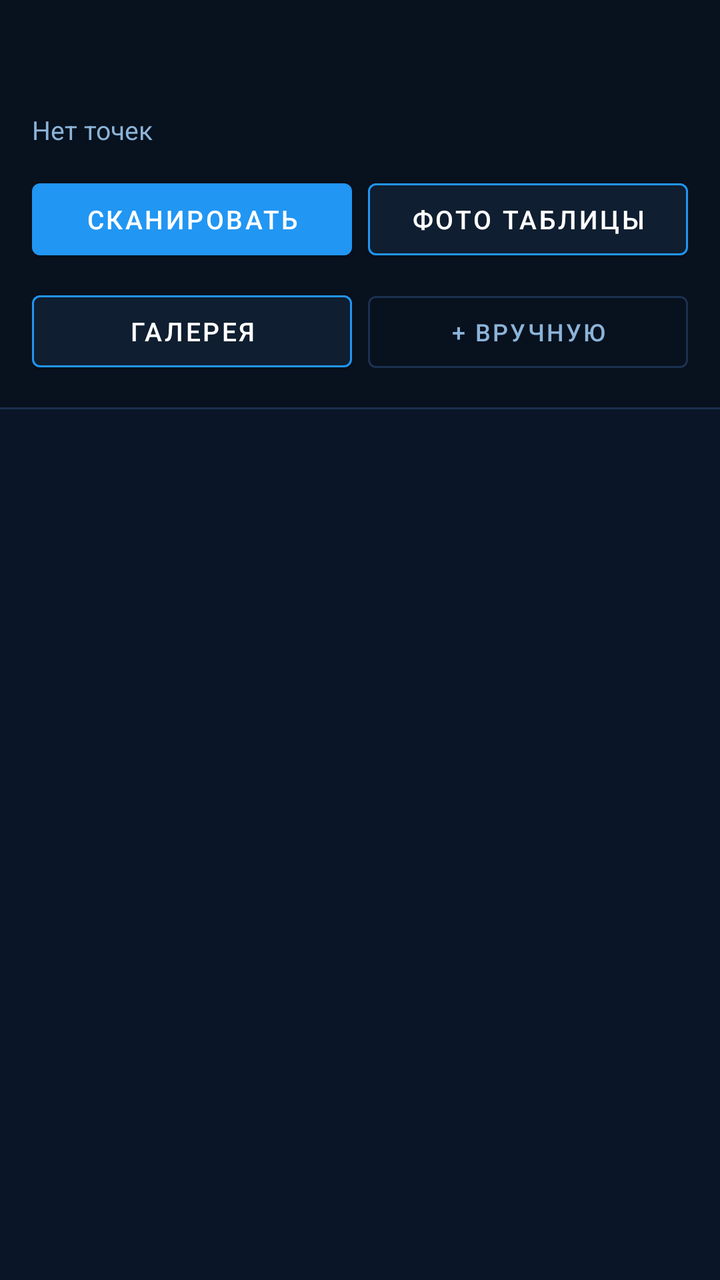
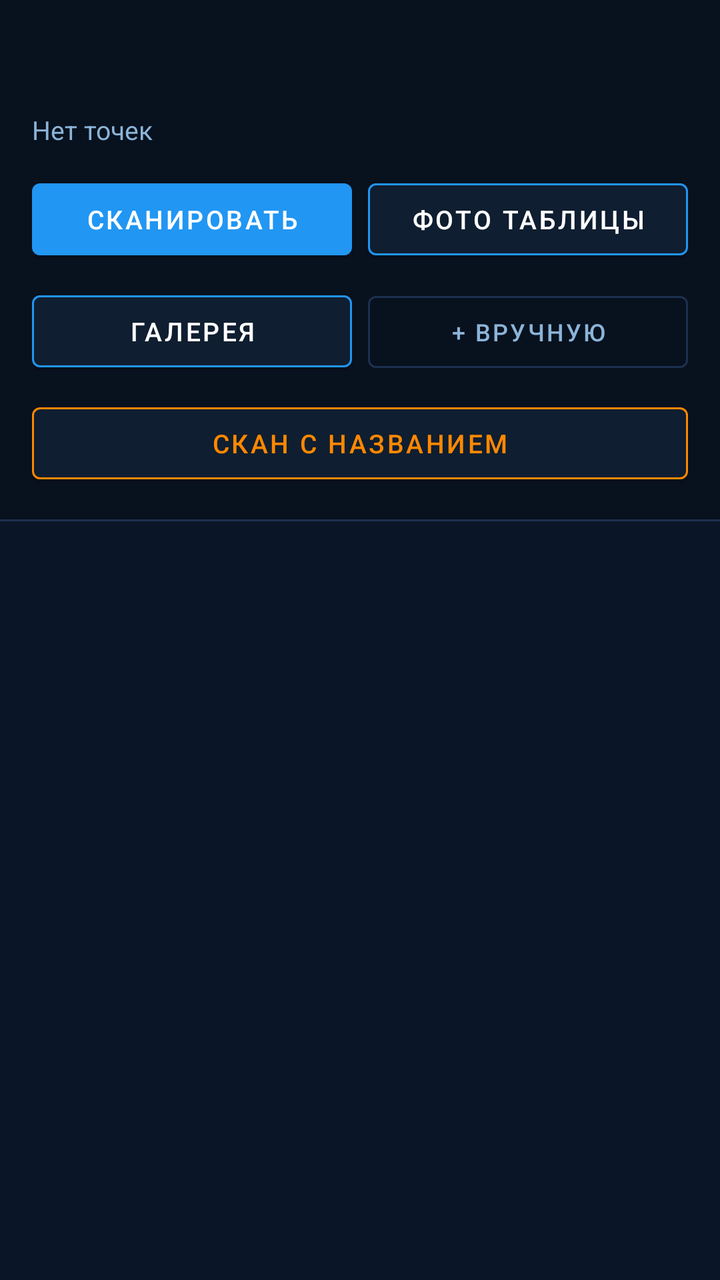

An Android layout rendered at two revisions. The XML below is the earlier revision; the diff shows what the commit changed to produce the second picture.
<!-- AndroidManifest.xml: application theme Theme.CoordScanner -->
<!-- res/layout/activity_main.xml -->
<?xml version="1.0" encoding="utf-8"?>
<androidx.coordinatorlayout.widget.CoordinatorLayout
    xmlns:android="http://schemas.android.com/apk/res/android"
    xmlns:app="http://schemas.android.com/apk/res-auto"
    android:layout_width="match_parent"
    android:layout_height="match_parent"
    android:background="@color/navy_bg">

    <com.google.android.material.appbar.AppBarLayout
        android:layout_width="match_parent"
        android:layout_height="wrap_content"
        android:background="@color/navy_deep"
        app:elevation="0dp">

        <androidx.appcompat.widget.Toolbar
            android:id="@+id/toolbar"
            android:layout_width="match_parent"
            android:layout_height="?attr/actionBarSize"
            android:background="@color/navy_deep"
            app:titleTextColor="@color/white"
            app:subtitleTextColor="@color/text_secondary" />

        
        <LinearLayout
            android:layout_width="match_parent"
            android:layout_height="wrap_content"
            android:orientation="vertical"
            android:paddingHorizontal="16dp"
            android:paddingBottom="14dp">

            <TextView
                android:id="@+id/tvPointCount"
                android:layout_width="match_parent"
                android:layout_height="wrap_content"
                android:text="Нет точек"
                android:textColor="@color/text_secondary"
                android:textSize="13sp"
                android:layout_marginBottom="12dp" />

            <LinearLayout
                android:layout_width="match_parent"
                android:layout_height="wrap_content"
                android:orientation="horizontal"
                android:layout_marginBottom="8dp">

                <com.google.android.material.button.MaterialButton
                    android:id="@+id/btnScan"
                    android:layout_width="0dp"
                    android:layout_height="48dp"
                    android:layout_weight="1"
                    android:layout_marginEnd="8dp"
                    android:text="Сканировать"
                    android:textSize="13sp"
                    android:fontFamily="sans-serif-medium"
                    app:backgroundTint="@color/primary"
                    app:iconTint="@color/white" />

                <com.google.android.material.button.MaterialButton
                    android:id="@+id/btnPhotoBatch"
                    android:layout_width="0dp"
                    android:layout_height="48dp"
                    android:layout_weight="1"
                    android:text="Фото таблицы"
                    android:textSize="13sp"
                    android:fontFamily="sans-serif-medium"
                    app:backgroundTint="@color/navy_surface"
                    app:strokeColor="@color/primary"
                    app:strokeWidth="1dp" />
            </LinearLayout>

            <LinearLayout
                android:layout_width="match_parent"
                android:layout_height="wrap_content"
                android:orientation="horizontal">

                <com.google.android.material.button.MaterialButton
                    android:id="@+id/btnGallery"
                    android:layout_width="0dp"
                    android:layout_height="48dp"
                    android:layout_weight="1"
                    android:layout_marginEnd="8dp"
                    android:text="Галерея"
                    android:textSize="13sp"
                    android:fontFamily="sans-serif-medium"
                    app:backgroundTint="@color/navy_surface"
                    app:strokeColor="@color/primary"
                    app:strokeWidth="1dp" />

                <com.google.android.material.button.MaterialButton
                    android:id="@+id/fab"
                    style="@style/Widget.MaterialComponents.Button.OutlinedButton"
                    android:layout_width="0dp"
                    android:layout_height="48dp"
                    android:layout_weight="1"
                    android:text="+ Вручную"
                    android:textColor="@color/text_secondary"
                    android:textSize="12sp"
                    app:strokeColor="@color/navy_stroke" />
            </LinearLayout>
        </LinearLayout>

        
        <View
            android:layout_width="match_parent"
            android:layout_height="1dp"
            android:background="@color/navy_stroke" />

    </com.google.android.material.appbar.AppBarLayout>

    
    <LinearLayout
        android:layout_width="match_parent"
        android:layout_height="match_parent"
        android:orientation="vertical"
        app:layout_behavior="@string/appbar_scrolling_view_behavior">

        <FrameLayout
            android:layout_width="match_parent"
            android:layout_height="match_parent">

            <androidx.recyclerview.widget.RecyclerView
                android:id="@+id/recyclerView"
                android:layout_width="match_parent"
                android:layout_height="match_parent"
                android:paddingVertical="8dp"
                android:clipToPadding="false" />

            <LinearLayout
                android:id="@+id/emptyState"
                android:layout_width="wrap_content"
                android:layout_height="wrap_content"
                android:layout_gravity="center"
                android:orientation="vertical"
                android:gravity="center"
                android:visibility="gone">

                <TextView
                    android:layout_width="wrap_content"
                    android:layout_height="wrap_content"
                    android:text="📡"
                    android:textSize="56sp" />

                <TextView
                    android:layout_width="wrap_content"
                    android:layout_height="wrap_content"
                    android:text="Точек нет"
                    android:textColor="@color/text_secondary"
                    android:textSize="18sp"
                    android:fontFamily="sans-serif-medium"
                    android:layout_marginTop="12dp" />

                <TextView
                    android:layout_width="wrap_content"
                    android:layout_height="wrap_content"
                    android:text="Нажмите «Сканировать»"
                    android:textColor="@color/text_hint"
                    android:textSize="13sp"
                    android:layout_marginTop="4dp" />
            </LinearLayout>
        </FrameLayout>
    </LinearLayout>

    
    <com.google.android.material.floatingactionbutton.FloatingActionButton
        android:id="@+id/btnExportBar"
        android:layout_width="wrap_content"
        android:layout_height="wrap_content"
        android:layout_gravity="bottom|end"
        android:layout_margin="20dp"
        android:contentDescription="Экспорт GPX"
        android:src="@android:drawable/ic_menu_share"
        app:backgroundTint="@color/navy_surface"
        app:tint="@color/text_secondary"
        app:elevation="4dp"
        android:visibility="gone" />

</androidx.coordinatorlayout.widget.CoordinatorLayout>
<!-- resources referenced by this layout -->
<resources>
  <color name="navy_bg">#0A1628</color>
  <color name="navy_deep">#08111E</color>
  <color name="navy_stroke">#1C3050</color>
  <color name="navy_surface">#0F1E30</color>
  <color name="primary">#2196F3</color>
  <color name="text_hint">#3A5070</color>
  <color name="text_secondary">#8BB4D8</color>
  <color name="white">#FFFFFF</color>
  <style name="Theme.CoordScanner" parent="Theme.MaterialComponents.DayNight.NoActionBar">
          <item name="colorPrimary">@color/primary</item>
          <item name="colorPrimaryVariant">@color/primary_dark</item>
          <item name="colorOnPrimary">@color/on_primary</item>
          <item name="colorSecondary">@color/accent</item>
          <item name="colorSecondaryVariant">@color/accent</item>
          <item name="colorOnSecondary">@color/white</item>
          <item name="android:statusBarColor">@color/navy_deep</item>
          <item name="android:navigationBarColor">@color/navy_deep</item>
          <item name="android:windowBackground">@color/navy_bg</item>
          <item name="materialCardViewStyle">@style/CardStyle</item>
          <item name="colorSurface">@color/navy_surface</item>
          <item name="colorOnSurface">@color/text_primary</item>
      </style>
  <color name="primary_dark">#1565C0</color>
  <color name="on_primary">#FFFFFF</color>
  <color name="accent">#00BCD4</color>
  <style name="CardStyle" parent="Widget.MaterialComponents.CardView">
          <item name="cardElevation">2dp</item>
          <item name="cardCornerRadius">14dp</item>
          <item name="android:layout_marginBottom">6dp</item>
          <item name="cardBackgroundColor">@color/navy_card</item>
          <item name="strokeColor">@color/navy_stroke</item>
          <item name="strokeWidth">1dp</item>
      </style>
  <color name="text_primary">#FFFFFF</color>
  <color name="navy_card">#111E30</color>
</resources>

<!-- the commit's change to res/layout/activity_main.xml (unified diff, before → after) -->
@@ -71,7 +71,8 @@
             <LinearLayout
                 android:layout_width="match_parent"
                 android:layout_height="wrap_content"
-                android:orientation="horizontal">
+                android:orientation="horizontal"
+                android:layout_marginBottom="8dp">
 
                 <com.google.android.material.button.MaterialButton
                     android:id="@+id/btnGallery"
@@ -97,6 +98,19 @@
                     android:textSize="12sp"
                     app:strokeColor="@color/navy_stroke" />
             </LinearLayout>
+
+            
+            <com.google.android.material.button.MaterialButton
+                android:id="@+id/btnColumnScan"
+                android:layout_width="match_parent"
+                android:layout_height="48dp"
+                android:text="Скан с названием"
+                android:textSize="13sp"
+                android:fontFamily="sans-serif-medium"
+                app:backgroundTint="@color/navy_surface"
+                app:strokeColor="#FF8800"
+                app:strokeWidth="1dp"
+                android:textColor="#FF8800" />
         </LinearLayout>
 
         
